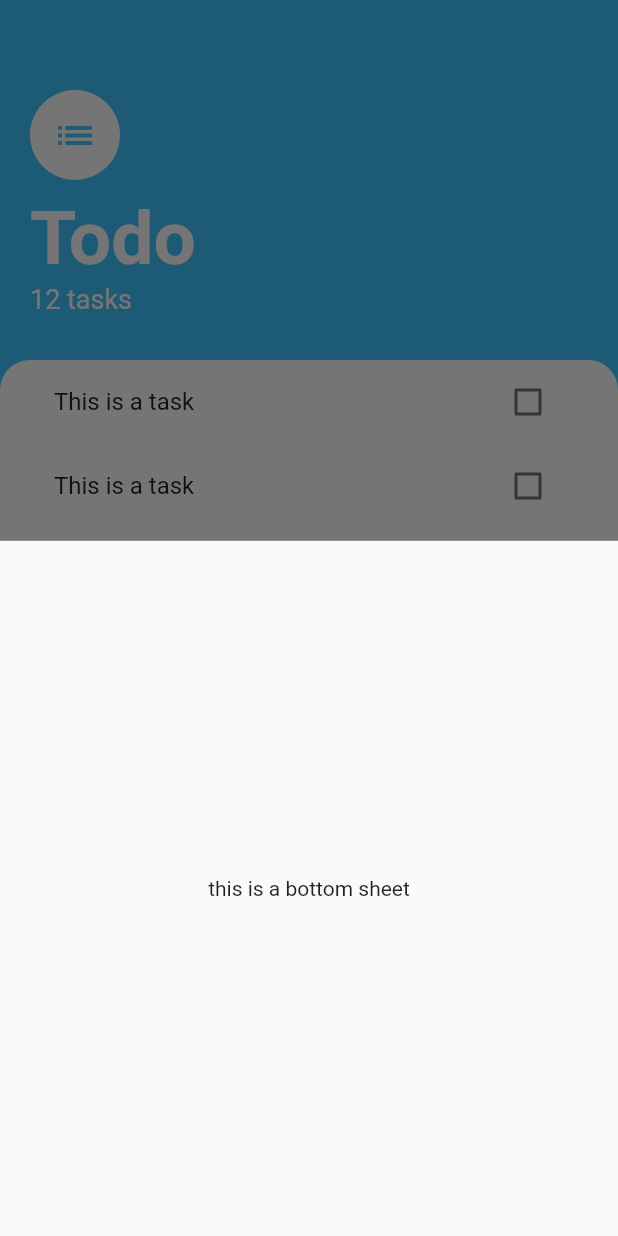
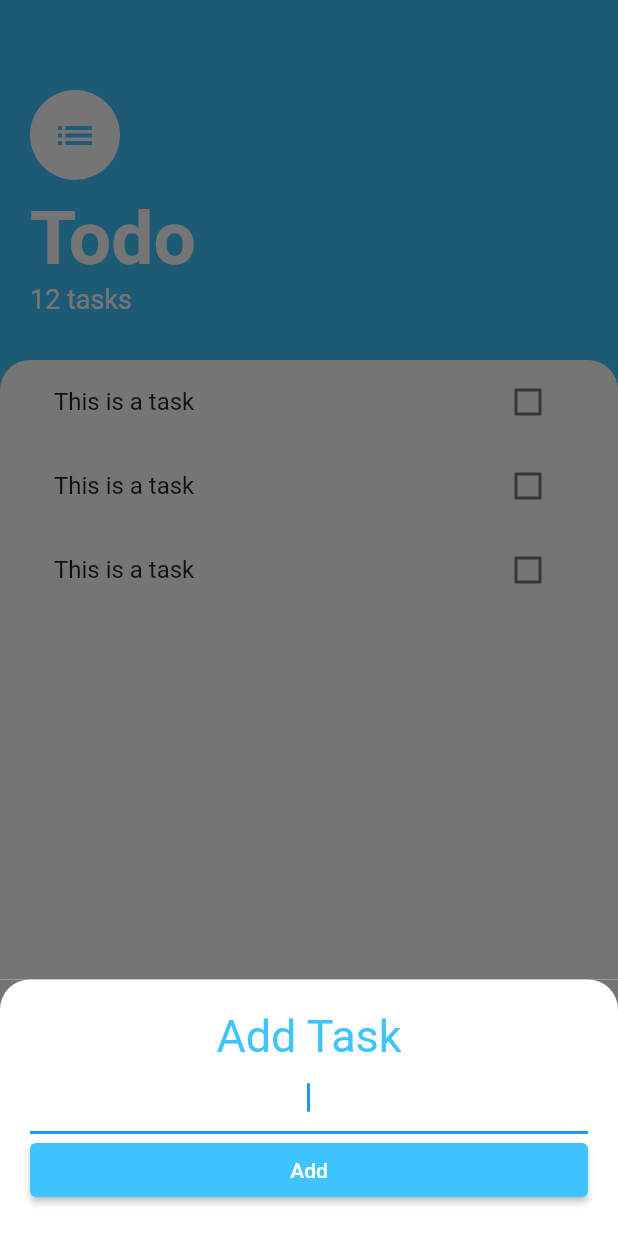
Before and after one commit to edsson-madrigal/flutter_project10_state_management, a Flutter app: the screen it shows after launch, after a tap on the "add" icon, on a phone screen of 412 x 824 dp. Run offline on Flutter 3.47's test engine with Material 2 defaults, Android fonts, the light colour scheme and no system bars.

Commit message:
bottom sheet 2

```diff
--- /dev/null
+++ b/lib/screens/add_task_screen.dart
@@ -0,0 +1,50 @@
+// ignore_for_file: prefer_const_constructors, prefer_const_literals_to_create_immutables
+
+import 'package:flutter/material.dart';
+
+class AddTaskScreen extends StatelessWidget {
+  const AddTaskScreen({Key? key}) : super(key: key);
+
+  @override
+  Widget build(BuildContext context) {
+    return Container(
+      color: Color(0xFF757575),
+      child: Container(
+        padding: EdgeInsets.all(20.0),
+        decoration: BoxDecoration(
+          color: Colors.white,
+          borderRadius: BorderRadius.only(
+            topLeft: Radius.circular(20.0),
+            topRight: Radius.circular(20.0),
+          ),
+        ),
+        child: Column(
+          crossAxisAlignment: CrossAxisAlignment.stretch,
+          children: [
+            Text(
+              'Add Task',
+              textAlign: TextAlign.center,
+              style: TextStyle(
+                fontSize: 30.0,
+                color: Colors.lightBlueAccent,
+              ),
+            ),
+            TextField(
+              autofocus: true,
+              textAlign: TextAlign.center,
+            ),
+            ElevatedButton(
+              style: ButtonStyle(
+                backgroundColor: MaterialStateProperty.all(
+                  Colors.lightBlueAccent,
+                ),
+              ),
+              onPressed: () {},
+              child: Text('Add'),
+            ),
+          ],
+        ),
+      ),
+    );
+  }
+}
--- a/lib/screens/tasks_screen.dart
+++ b/lib/screens/tasks_screen.dart
@@ -1,18 +1,11 @@
 // ignore_for_file: prefer_const_constructors, prefer_const_literals_to_create_immutables
 
 import 'package:flutter/material.dart';
+import 'package:flutter_project10_state_management/screens/add_task_screen.dart';
 import 'package:flutter_project10_state_management/widgets/tasks_list.dart';
 
 class TasksScreen extends StatelessWidget {
   const TasksScreen({Key? key}) : super(key: key);
-
-  Widget buildBottomSheet(BuildContext context) {
-    return Container(
-      child: Center(
-        child: Text('this is a bottom sheet'),
-      ),
-    );
-  }
 
   @override
   Widget build(BuildContext context) {
@@ -22,7 +15,15 @@
         onPressed: () {
           showModalBottomSheet(
             context: context,
-            builder: buildBottomSheet,
+            isScrollControlled: true,
+            // builder: (context) => Container() -- alternative method
+            builder: (context) => SingleChildScrollView(
+              child: Container(
+                padding: EdgeInsets.only(
+                    bottom: MediaQuery.of(context).viewInsets.bottom),
+                child: AddTaskScreen(),
+              ),
+            ),
           );
         },
         child: Icon(Icons.add),
```
